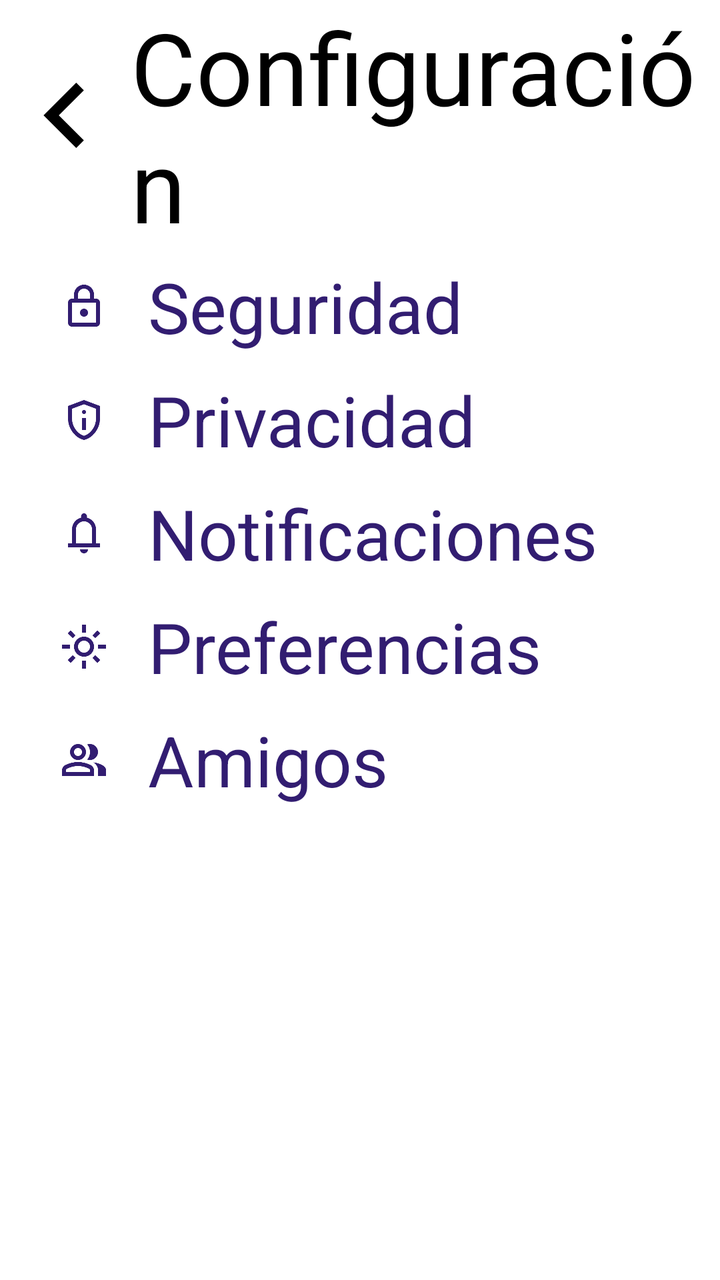
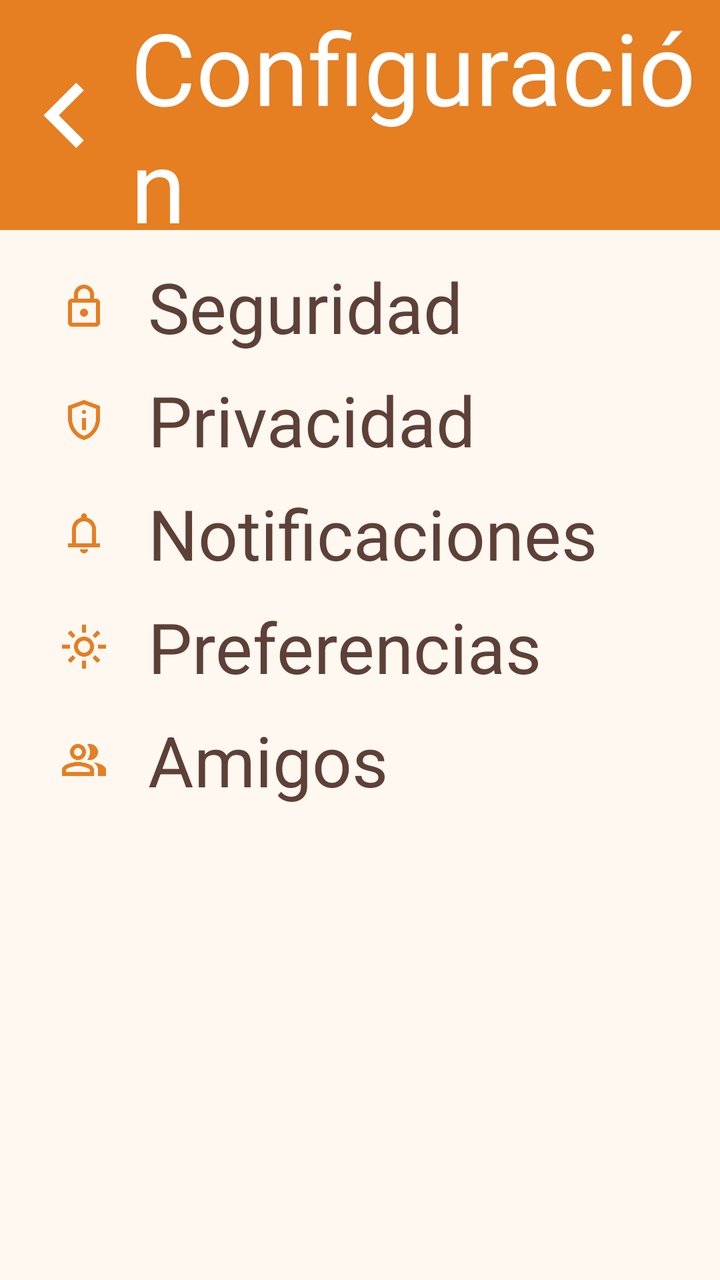

Two renders of the same Android screen: before a commit and after it. Below are the layout's source before the change and the commit's diff.
<!-- AndroidManifest.xml: application theme Theme.Activitat_05 -->
<!-- res/layout/activity_setting.xml -->
<?xml version="1.0" encoding="utf-8"?>
<androidx.constraintlayout.widget.ConstraintLayout xmlns:android="http://schemas.android.com/apk/res/android"
    xmlns:app="http://schemas.android.com/apk/res-auto"
    xmlns:tools="http://schemas.android.com/tools"
    android:id="@+id/main"
    android:layout_width="match_parent"
    android:layout_height="match_parent"
    tools:context=".SettingActivity">

    <LinearLayout
        android:id="@+id/title"
        android:layout_width="match_parent"
        android:layout_height="115dp"
        app:layout_constraintTop_toTopOf="parent"
        app:layout_constraintBottom_toTopOf="@+id/body"
        android:gravity="center">

        <ImageView
            android:id="@+id/aSBack"
            android:layout_width="0dp"
            android:layout_height="match_parent"
            android:src="@drawable/back_24dp_"
            android:layout_weight="0.2"/>
        <TextView
            android:layout_width="0dp"
            android:layout_height="wrap_content"
            android:text="@string/configuracion"
            android:textSize="50sp"
            android:layout_weight="0.9"/>
    </LinearLayout>

    <LinearLayout
        android:id="@+id/body"
        android:layout_width="match_parent"
        android:layout_height="0dp"
        app:layout_constraintTop_toBottomOf="@+id/title"
        android:orientation="vertical"
        android:paddingTop="15dp"
        android:paddingLeft="30dp">

        <LinearLayout
            android:layout_width="match_parent"
            android:layout_height="wrap_content"
            android:layout_marginBottom="10dp">

            <LinearLayout
                android:layout_width="match_parent"
                android:layout_height="match_parent"
                android:orientation="horizontal">

                <ImageView
                    android:layout_width="wrap_content"
                    android:layout_height="match_parent"
                    android:src="@drawable/lock_24dp"
                    android:paddingEnd="20dp"/>
                <TextView
                    android:layout_width="wrap_content"
                    android:layout_height="match_parent"
                    android:text="@string/opcionSeguridad"
                    android:textSize="35sp"
                    android:textColor="?attr/settingText"/>
            </LinearLayout>
        </LinearLayout>

        <LinearLayout
            android:layout_width="match_parent"
            android:layout_height="wrap_content"
            android:layout_marginBottom="10dp">

            <LinearLayout
                android:layout_width="match_parent"
                android:layout_height="match_parent">

                <ImageView
                    android:layout_width="wrap_content"
                    android:layout_height="match_parent"
                    android:src="@drawable/privacy_tip_24dp"
                    android:paddingEnd="20dp"/>
                <TextView
                    android:layout_width="wrap_content"
                    android:layout_height="wrap_content"
                    android:text="@string/opcionPrivacidad"
                    android:textSize="35sp"
                    android:textColor="?attr/settingText"/>
            </LinearLayout>
        </LinearLayout>

        <LinearLayout
            android:layout_width="match_parent"
            android:layout_height="wrap_content"
            android:layout_marginBottom="10dp">

            <LinearLayout
                android:layout_width="match_parent"
                android:layout_height="match_parent">

                <ImageView
                    android:layout_width="wrap_content"
                    android:layout_height="match_parent"
                    android:src="@drawable/notifications_24dp"
                    android:paddingEnd="20dp"/>
                <TextView
                    android:layout_width="wrap_content"
                    android:layout_height="wrap_content"
                    android:text="@string/opcionNotificaciones"
                    android:textSize="35sp"
                    android:textColor="?attr/settingText"/>
            </LinearLayout>
        </LinearLayout>

        <LinearLayout
            android:layout_width="match_parent"
            android:layout_height="wrap_content"
            android:layout_marginBottom="10dp">

            <ImageView
                android:layout_width="wrap_content"
                android:layout_height="match_parent"
                android:src="@drawable/preference_24dp"
                android:paddingEnd="20dp"/>
            <TextView
                android:layout_width="wrap_content"
                android:layout_height="wrap_content"
                android:text="@string/opcionPreferencias"
                android:textSize="35sp"
                android:textColor="?attr/settingText"/>
        </LinearLayout>

        <LinearLayout
            android:layout_width="match_parent"
            android:layout_height="wrap_content"
            android:layout_marginBottom="10dp">

            <LinearLayout
                android:layout_width="match_parent"
                android:layout_height="match_parent">

                <ImageView
                    android:layout_width="wrap_content"
                    android:layout_height="match_parent"
                    android:src="@drawable/friend_24dp"
                    android:paddingEnd="20dp"/>
                <TextView
                    android:layout_width="wrap_content"
                    android:layout_height="wrap_content"
                    android:text="@string/opcionAmigos"
                    android:textSize="35sp"
                    android:textColor="?attr/settingText"/>
            </LinearLayout>
        </LinearLayout>
    </LinearLayout>

</androidx.constraintlayout.widget.ConstraintLayout>
<!-- resources referenced by this layout -->
<resources>
  <!-- drawable back_24dp_ (drawable) -->
  <vector xmlns:android="http://schemas.android.com/apk/res/android"
      android:width="24dp"
      android:height="24dp"
      android:viewportWidth="960"
      android:viewportHeight="960">
    <path
        android:pathData="M560,720 L320,480l240,-240 56,56 -184,184 184,184 -56,56Z"
        android:fillColor="#000000"/>
  </vector>
  <!-- drawable friend_24dp (drawable) -->
  <vector xmlns:android="http://schemas.android.com/apk/res/android"
      android:width="24dp"
      android:height="24dp"
      android:viewportWidth="960"
      android:viewportHeight="960">
    <path
        android:pathData="M40,800v-112q0,-34 17.5,-62.5T104,582q62,-31 126,-46.5T360,520q66,0 130,15.5T616,582q29,15 46.5,43.5T680,688v112L40,800ZM760,800v-120q0,-44 -24.5,-84.5T666,526q51,6 96,20.5t84,35.5q36,20 55,44.5t19,53.5v120L760,800ZM247,433q-47,-47 -47,-113t47,-113q47,-47 113,-47t113,47q47,47 47,113t-47,113q-47,47 -113,47t-113,-47ZM713,433q-47,47 -113,47 -11,0 -28,-2.5t-28,-5.5q27,-32 41.5,-71t14.5,-81q0,-42 -14.5,-81T544,168q14,-5 28,-6.5t28,-1.5q66,0 113,47t47,113q0,66 -47,113ZM120,720h480v-32q0,-11 -5.5,-20T580,654q-54,-27 -109,-40.5T360,600q-56,0 -111,13.5T140,654q-9,5 -14.5,14t-5.5,20v32ZM416.5,376.5Q440,353 440,320t-23.5,-56.5Q393,240 360,240t-56.5,23.5Q280,287 280,320t23.5,56.5Q327,400 360,400t56.5,-23.5ZM360,720ZM360,320Z"
        android:fillColor="#321D71"/>
  </vector>
  <!-- drawable lock_24dp (drawable) -->
  <vector xmlns:android="http://schemas.android.com/apk/res/android"
      android:width="24dp"
      android:height="24dp"
      android:viewportWidth="960"
      android:viewportHeight="960">
    <path
        android:pathData="M240,880q-33,0 -56.5,-23.5T160,800v-400q0,-33 23.5,-56.5T240,320h40v-80q0,-83 58.5,-141.5T480,40q83,0 141.5,58.5T680,240v80h40q33,0 56.5,23.5T800,400v400q0,33 -23.5,56.5T720,880L240,880ZM240,800h480v-400L240,400v400ZM536.5,656.5Q560,633 560,600t-23.5,-56.5Q513,520 480,520t-56.5,23.5Q400,567 400,600t23.5,56.5Q447,680 480,680t56.5,-23.5ZM360,320h240v-80q0,-50 -35,-85t-85,-35q-50,0 -85,35t-35,85v80ZM240,800v-400,400Z"
        android:fillColor="#321D71"/>
  </vector>
  <!-- drawable notifications_24dp (drawable) -->
  <vector xmlns:android="http://schemas.android.com/apk/res/android"
      android:width="24dp"
      android:height="24dp"
      android:viewportWidth="960"
      android:viewportHeight="960">
    <path
        android:pathData="M160,760v-80h80v-280q0,-83 50,-147.5T420,168v-28q0,-25 17.5,-42.5T480,80q25,0 42.5,17.5T540,140v28q80,20 130,84.5T720,400v280h80v80L160,760ZM480,460ZM480,880q-33,0 -56.5,-23.5T400,800h160q0,33 -23.5,56.5T480,880ZM320,680h320v-280q0,-66 -47,-113t-113,-47q-66,0 -113,47t-47,113v280Z"
        android:fillColor="#321D71"/>
  </vector>
  <!-- drawable preference_24dp (drawable) -->
  <vector xmlns:android="http://schemas.android.com/apk/res/android"
      android:width="24dp"
      android:height="24dp"
      android:viewportWidth="960"
      android:viewportHeight="960">
    <path
        android:pathData="M565,565q35,-35 35,-85t-35,-85q-35,-35 -85,-35t-85,35q-35,35 -35,85t35,85q35,35 85,35t85,-35ZM338.5,621.5Q280,563 280,480t58.5,-141.5Q397,280 480,280t141.5,58.5Q680,397 680,480t-58.5,141.5Q563,680 480,680t-141.5,-58.5ZM200,520L40,520v-80h160v80ZM920,520L760,520v-80h160v80ZM440,200v-160h80v160h-80ZM440,920v-160h80v160h-80ZM256,310l-101,-97 57,-59 96,100 -52,56ZM748,806 L651,705 704,650 805,747 748,806ZM650,256 L747,155 806,212 706,308 650,256ZM154,748l101,-97 55,53 -97,101 -59,-57ZM480,480Z"
        android:fillColor="#321D71"/>
  </vector>
  <!-- drawable privacy_tip_24dp (drawable) -->
  <vector xmlns:android="http://schemas.android.com/apk/res/android"
      android:width="24dp"
      android:height="24dp"
      android:viewportWidth="960"
      android:viewportHeight="960">
    <path
        android:pathData="M440,680h80v-240h-80v240ZM508.5,348.5Q520,337 520,320t-11.5,-28.5Q497,280 480,280t-28.5,11.5Q440,303 440,320t11.5,28.5Q463,360 480,360t28.5,-11.5ZM480,880q-139,-35 -229.5,-159.5T160,444v-244l320,-120 320,120v244q0,152 -90.5,276.5T480,880ZM480,796q104,-33 172,-132t68,-220v-189l-240,-90 -240,90v189q0,121 68,220t172,132ZM480,480Z"
        android:fillColor="#321D71"/>
  </vector>
  <style name="Base.Theme.Activitat_05" parent="Theme.Material3Expressive.DayNight.NoActionBar">
          
          <item name="colorSurface">@color/orange</item>
          <item name="headerMain">@color/orange</item>
          <item name="button">@color/buttonColor</item>
          <item name="buttonText">@color/white</item>
          <item name="android:textColor">@color/black</item>
          <item name="settingText">@color/settingText</item>
      </style>
  <color name="orange">#FF7F50</color>
  <color name="buttonColor">#1E96F2</color>
  <color name="white">#FFFFFF</color>
  <color name="black">#000000</color>
  <color name="settingText">#321D71</color>
  <!-- unchanged entries left out for length: 7 -->
</resources>

<!-- the commit's change to res/layout/activity_setting.xml (unified diff, before → after) -->
@@ -13,20 +13,22 @@
         android:layout_height="115dp"
         app:layout_constraintTop_toTopOf="parent"
         app:layout_constraintBottom_toTopOf="@+id/body"
-        android:gravity="center">
+        android:gravity="center"
+        android:background="?attr/headerButtonsLink">
 
         <ImageView
             android:id="@+id/aSBack"
             android:layout_width="0dp"
             android:layout_height="match_parent"
-            android:src="@drawable/back_24dp_"
+            android:src="@drawable/back_24dp"
             android:layout_weight="0.2"/>
         <TextView
             android:layout_width="0dp"
             android:layout_height="wrap_content"
             android:text="@string/configuracion"
             android:textSize="50sp"
-            android:layout_weight="0.9"/>
+            android:layout_weight="0.9"
+            android:textColor="?attr/headerButtonText"/>
     </LinearLayout>
 
     <LinearLayout
@@ -34,9 +36,11 @@
         android:layout_width="match_parent"
         android:layout_height="0dp"
         app:layout_constraintTop_toBottomOf="@+id/title"
+        app:layout_constraintBottom_toBottomOf="parent"
         android:orientation="vertical"
         android:paddingTop="15dp"
-        android:paddingLeft="30dp">
+        android:paddingLeft="30dp"
+        android:background="?attr/body">
 
         <LinearLayout
             android:layout_width="match_parent"
@@ -57,8 +61,7 @@
                     android:layout_width="wrap_content"
                     android:layout_height="match_parent"
                     android:text="@string/opcionSeguridad"
-                    android:textSize="35sp"
-                    android:textColor="?attr/settingText"/>
+                    android:textSize="35sp"/>
             </LinearLayout>
         </LinearLayout>
 
@@ -80,8 +83,7 @@
                     android:layout_width="wrap_content"
                     android:layout_height="wrap_content"
                     android:text="@string/opcionPrivacidad"
-                    android:textSize="35sp"
-                    android:textColor="?attr/settingText"/>
+                    android:textSize="35sp"/>
             </LinearLayout>
         </LinearLayout>
 
@@ -103,8 +105,7 @@
                     android:layout_width="wrap_content"
                     android:layout_height="wrap_content"
                     android:text="@string/opcionNotificaciones"
-                    android:textSize="35sp"
-                    android:textColor="?attr/settingText"/>
+                    android:textSize="35sp"/>
             </LinearLayout>
         </LinearLayout>
 
@@ -122,8 +123,7 @@
                 android:layout_width="wrap_content"
                 android:layout_height="wrap_content"
                 android:text="@string/opcionPreferencias"
-                android:textSize="35sp"
-                android:textColor="?attr/settingText"/>
+                android:textSize="35sp"/>
         </LinearLayout>
 
         <LinearLayout
@@ -144,8 +144,7 @@
                     android:layout_width="wrap_content"
                     android:layout_height="wrap_content"
                     android:text="@string/opcionAmigos"
-                    android:textSize="35sp"
-                    android:textColor="?attr/settingText"/>
+                    android:textSize="35sp"/>
             </LinearLayout>
         </LinearLayout>
     </LinearLayout>
<!-- resource entries referenced after the edit -->
@@ -1,6 +1,6 @@
 <!-- resources referenced by this layout -->
 <resources>
-  <!-- drawable back_24dp_ (drawable) -->
+  <!-- drawable back_24dp (drawable) -->
   <vector xmlns:android="http://schemas.android.com/apk/res/android"
       android:width="24dp"
       android:height="24dp"
@@ -8,7 +8,7 @@
       android:viewportHeight="960">
     <path
         android:pathData="M560,720 L320,480l240,-240 56,56 -184,184 184,184 -56,56Z"
-        android:fillColor="#000000"/>
+        android:fillColor="#FFFFFF"/>
   </vector>
   <!-- drawable friend_24dp (drawable) -->
   <vector xmlns:android="http://schemas.android.com/apk/res/android"
@@ -18,7 +18,7 @@
       android:viewportHeight="960">
     <path
         android:pathData="M40,800v-112q0,-34 17.5,-62.5T104,582q62,-31 126,-46.5T360,520q66,0 130,15.5T616,582q29,15 46.5,43.5T680,688v112L40,800ZM760,800v-120q0,-44 -24.5,-84.5T666,526q51,6 96,20.5t84,35.5q36,20 55,44.5t19,53.5v120L760,800ZM247,433q-47,-47 -47,-113t47,-113q47,-47 113,-47t113,47q47,47 47,113t-47,113q-47,47 -113,47t-113,-47ZM713,433q-47,47 -113,47 -11,0 -28,-2.5t-28,-5.5q27,-32 41.5,-71t14.5,-81q0,-42 -14.5,-81T544,168q14,-5 28,-6.5t28,-1.5q66,0 113,47t47,113q0,66 -47,113ZM120,720h480v-32q0,-11 -5.5,-20T580,654q-54,-27 -109,-40.5T360,600q-56,0 -111,13.5T140,654q-9,5 -14.5,14t-5.5,20v32ZM416.5,376.5Q440,353 440,320t-23.5,-56.5Q393,240 360,240t-56.5,23.5Q280,287 280,320t23.5,56.5Q327,400 360,400t56.5,-23.5ZM360,720ZM360,320Z"
-        android:fillColor="#321D71"/>
+        android:fillColor="#E67E22"/>
   </vector>
   <!-- drawable lock_24dp (drawable) -->
   <vector xmlns:android="http://schemas.android.com/apk/res/android"
@@ -28,7 +28,7 @@
       android:viewportHeight="960">
     <path
         android:pathData="M240,880q-33,0 -56.5,-23.5T160,800v-400q0,-33 23.5,-56.5T240,320h40v-80q0,-83 58.5,-141.5T480,40q83,0 141.5,58.5T680,240v80h40q33,0 56.5,23.5T800,400v400q0,33 -23.5,56.5T720,880L240,880ZM240,800h480v-400L240,400v400ZM536.5,656.5Q560,633 560,600t-23.5,-56.5Q513,520 480,520t-56.5,23.5Q400,567 400,600t23.5,56.5Q447,680 480,680t56.5,-23.5ZM360,320h240v-80q0,-50 -35,-85t-85,-35q-50,0 -85,35t-35,85v80ZM240,800v-400,400Z"
-        android:fillColor="#321D71"/>
+        android:fillColor="#E67E22"/>
   </vector>
   <!-- drawable notifications_24dp (drawable) -->
   <vector xmlns:android="http://schemas.android.com/apk/res/android"
@@ -38,7 +38,7 @@
       android:viewportHeight="960">
     <path
         android:pathData="M160,760v-80h80v-280q0,-83 50,-147.5T420,168v-28q0,-25 17.5,-42.5T480,80q25,0 42.5,17.5T540,140v28q80,20 130,84.5T720,400v280h80v80L160,760ZM480,460ZM480,880q-33,0 -56.5,-23.5T400,800h160q0,33 -23.5,56.5T480,880ZM320,680h320v-280q0,-66 -47,-113t-113,-47q-66,0 -113,47t-47,113v280Z"
-        android:fillColor="#321D71"/>
+        android:fillColor="#E67E22"/>
   </vector>
   <!-- drawable preference_24dp (drawable) -->
   <vector xmlns:android="http://schemas.android.com/apk/res/android"
@@ -48,7 +48,7 @@
       android:viewportHeight="960">
     <path
         android:pathData="M565,565q35,-35 35,-85t-35,-85q-35,-35 -85,-35t-85,35q-35,35 -35,85t35,85q35,35 85,35t85,-35ZM338.5,621.5Q280,563 280,480t58.5,-141.5Q397,280 480,280t141.5,58.5Q680,397 680,480t-58.5,141.5Q563,680 480,680t-141.5,-58.5ZM200,520L40,520v-80h160v80ZM920,520L760,520v-80h160v80ZM440,200v-160h80v160h-80ZM440,920v-160h80v160h-80ZM256,310l-101,-97 57,-59 96,100 -52,56ZM748,806 L651,705 704,650 805,747 748,806ZM650,256 L747,155 806,212 706,308 650,256ZM154,748l101,-97 55,53 -97,101 -59,-57ZM480,480Z"
-        android:fillColor="#321D71"/>
+        android:fillColor="#E67E22"/>
   </vector>
   <!-- drawable privacy_tip_24dp (drawable) -->
   <vector xmlns:android="http://schemas.android.com/apk/res/android"
@@ -58,22 +58,21 @@
       android:viewportHeight="960">
     <path
         android:pathData="M440,680h80v-240h-80v240ZM508.5,348.5Q520,337 520,320t-11.5,-28.5Q497,280 480,280t-28.5,11.5Q440,303 440,320t11.5,28.5Q463,360 480,360t28.5,-11.5ZM480,880q-139,-35 -229.5,-159.5T160,444v-244l320,-120 320,120v244q0,152 -90.5,276.5T480,880ZM480,796q104,-33 172,-132t68,-220v-189l-240,-90 -240,90v189q0,121 68,220t172,132ZM480,480Z"
-        android:fillColor="#321D71"/>
+        android:fillColor="#E67E22"/>
   </vector>
   <style name="Base.Theme.Activitat_05" parent="Theme.Material3Expressive.DayNight.NoActionBar">
           
-          <item name="colorSurface">@color/orange</item>
-          <item name="headerMain">@color/orange</item>
-          <item name="button">@color/buttonColor</item>
-          <item name="buttonText">@color/white</item>
-          <item name="android:textColor">@color/black</item>
-          <item name="settingText">@color/settingText</item>
+          <item name="headerButtonsLink">@color/headerButtonsLink</item>
+          <item name="body">@color/body</item>
+          <item name="footer">@color/footer</item>
+          <item name="android:textColor">@color/textGeneral</item>
+          <item name="headerButtonText">@color/headerButtonText</item>
       </style>
-  <color name="orange">#FF7F50</color>
-  <color name="buttonColor">#1E96F2</color>
-  <color name="white">#FFFFFF</color>
-  <color name="black">#000000</color>
-  <color name="settingText">#321D71</color>
+  <color name="headerButtonsLink">#E67E22</color>
+  <color name="body">#FFF8F0</color>
+  <color name="footer">#F8E4D9</color>
+  <color name="textGeneral">#5D4037</color>
+  <color name="headerButtonText">#FFFFFF</color>
   <!-- unchanged entries left out for length: 7 -->
 </resources>
 
